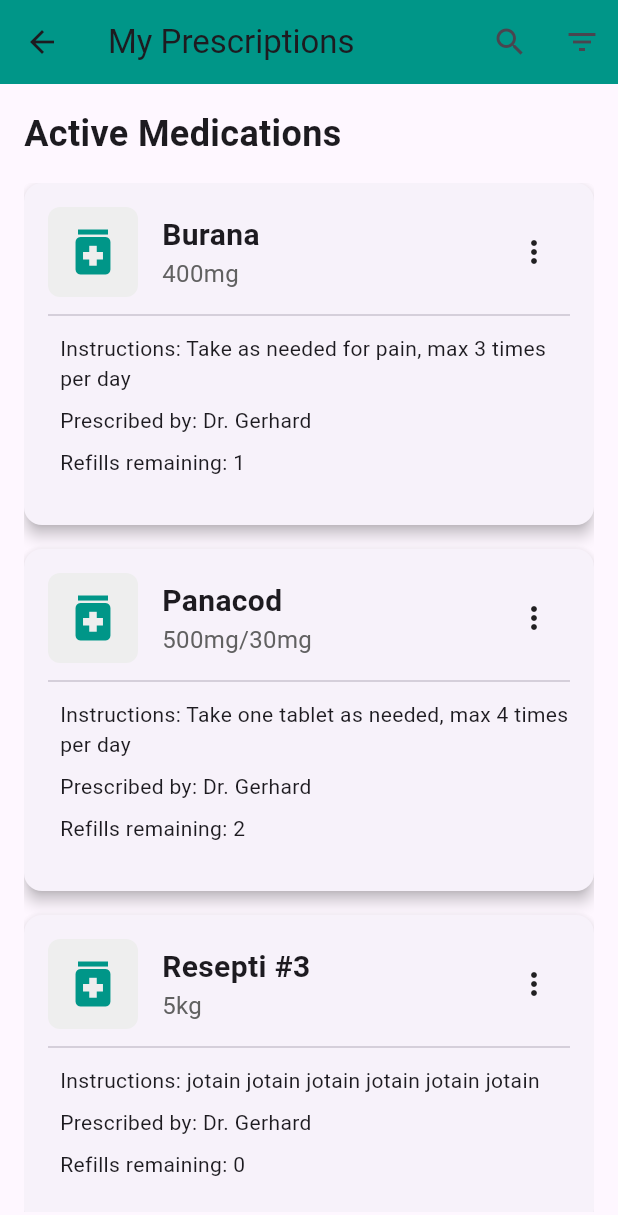
After one commit to Jarwesbub/healthcare_superplatform, a Flutter app: the screen it shows after launch, after a tap on "Prescribed medicine", on a phone screen of 412 x 824 dp. The commit adds this screen. Shown: the top 1215 px of the screen. Run offline on Flutter 3.47's test engine with Material 3 defaults, Android fonts, the phone set to English and light mode, and no system bars; our stand-ins replace flutter_svg, font_awesome_flutter, shared_preferences.

Commit message:
alkeellinen resepti sivu ja resepti lääkkeet

```diff
--- /dev/null
+++ b/lib/models/medication.dart
@@ -0,0 +1,21 @@
+class Medication {
+  final String name;
+  final String dosage;
+  final String instructions;
+  final String prescribedBy;
+  final DateTime prescriptionDate;
+  final DateTime expirationDate;
+  final DateTime refillDate;
+  final int remainingRefills;
+
+  Medication({
+    required this.name,
+    required this.dosage,
+    required this.instructions,
+    required this.prescribedBy,
+    required this.prescriptionDate,
+    required this.expirationDate,
+    required this.refillDate,
+    required this.remainingRefills,
+  });
+}
--- a/lib/pages/home_page.dart
+++ b/lib/pages/home_page.dart
@@ -6,6 +6,7 @@ import 'package:healthcare_superplatform/pages/test_page.dart';
 import 'package:healthcare_superplatform/widgets/websites_widget.dart';
 import 'package:healthcare_superplatform/pages/calculator_page.dart';
 import 'package:healthcare_superplatform/pages/self_diagnose/self_diagnose.dart';
+import 'package:healthcare_superplatform/pages/prescriptions_page.dart';
 
 class HomePage extends StatefulWidget {
   const HomePage({super.key});
@@ -77,6 +78,11 @@ class _HomePageState extends State<HomePage> {
                 'Visual body presentation',
                 const BodyPresentation(),
               ),
+              _homePageItem(
+                context,
+                'Prescribed medicine',
+                const PrescriptionsPage(),
+              ),
             ],
           );
         },
--- /dev/null
+++ b/lib/pages/prescriptions_page.dart
@@ -0,0 +1,58 @@
+import 'package:flutter/material.dart';
+import '../models/medication.dart';
+import '../services/medication_data_service.dart';
+import '../widgets/medication_card.dart';
+
+class PrescriptionsPage extends StatelessWidget {
+  const PrescriptionsPage({Key? key}) : super(key: key);
+
+  @override
+  Widget build(BuildContext context) {
+    final List<Medication> medications = DummyDataService.getMedications();
+
+    return Scaffold(
+      appBar: AppBar(
+        title: const Text('My Prescriptions'),
+        backgroundColor: Colors.teal,
+        actions: [
+          IconButton(
+            icon: const Icon(Icons.search),
+            onPressed: () {
+              //Search (joskus)
+            },
+          ),
+          IconButton(
+            icon: const Icon(Icons.filter_list),
+            onPressed: () {
+              //Filter (joskus)
+            },
+          ),
+        ],
+      ),
+      body: Padding(
+        padding: const EdgeInsets.all(16.0),
+        child: Column(
+          crossAxisAlignment: CrossAxisAlignment.start,
+          children: [
+            const Text(
+              'Active Medications',
+              style: TextStyle(
+                fontSize: 24,
+                fontWeight: FontWeight.bold,
+              ),
+            ),
+            const SizedBox(height: 16),
+            Expanded(
+              child: ListView.builder(
+                itemCount: medications.length,
+                itemBuilder: (context, index) {
+                  return MedicationCard(medication: medications[index]);
+                },
+              ),
+            ),
+          ],
+        ),
+      ),
+    );
+  }
+}
--- /dev/null
+++ b/lib/services/medication_data_service.dart
@@ -0,0 +1,48 @@
+import '../models/medication.dart';
+
+class DummyDataService {
+  static List<Medication> getMedications() {
+    return [
+          Medication(
+            name: "Burana",
+            dosage: "400mg",
+            instructions: "Take as needed for pain, max 3 times per day",
+            prescribedBy: "Dr. Gerhard",
+            prescriptionDate: DateTime.now().subtract(const Duration(days: 10)),
+            refillDate: DateTime.now().add(const Duration(days: 20)),
+            expirationDate: DateTime.now().add(const Duration(days: 180)),
+            remainingRefills: 1,
+          ),
+          Medication(
+            name: "Panacod",
+            dosage: "500mg/30mg",
+            instructions: "Take one tablet as needed, max 4 times per day",
+            prescribedBy: "Dr. Gerhard",
+            prescriptionDate: DateTime.now().subtract(const Duration(days: 5)),
+            refillDate: DateTime.now().add(const Duration(days: 25)),
+            expirationDate: DateTime.now().add(const Duration(days: 365)),
+            remainingRefills: 2,
+          ),
+          Medication(
+            name: "Resepti #3",
+            dosage: "5kg",
+            instructions: "jotain jotain jotain jotain jotain jotain",
+            prescribedBy: "Dr. Gerhard",
+            prescriptionDate: DateTime.now().subtract(const Duration(days: 2)),
+            refillDate: DateTime.now().add(const Duration(days: 8)),
+            expirationDate: DateTime.now().add(const Duration(days: 730)),
+            remainingRefills: 0,
+          ),
+          Medication(
+            name: "Resepti #4",
+            dosage: "1kg",
+            instructions: "jotain jotain jotain jotain jotain jotain",
+            prescribedBy: "Dr. Gerhard",
+            prescriptionDate: DateTime.now().subtract(const Duration(days: 20)),
+            refillDate: DateTime.now().add(const Duration(days: 40)),
+            expirationDate: DateTime.now().add(const Duration(days: 540)),
+            remainingRefills: 3,
+          ),
+    ];
+  }
+}
--- /dev/null
+++ b/lib/widgets/medication_card.dart
@@ -0,0 +1,142 @@
+import 'package:flutter/material.dart';
+import '../models/medication.dart';
+import 'package:intl/intl.dart';
+
+class MedicationCard extends StatelessWidget {
+  final Medication medication;
+
+  const MedicationCard({
+    Key? key,
+    required this.medication,
+  }) : super(key: key);
+
+  @override
+  Widget build(BuildContext context) {
+    final bool needsRefill = medication.refillDate.difference(DateTime.now()).inDays <= 3;
+
+    return Card(
+      margin: const EdgeInsets.only(bottom: 16.0),
+      elevation: 4,
+      shape: RoundedRectangleBorder(
+        borderRadius: BorderRadius.circular(12),
+      ),
+      child: Padding(
+        padding: const EdgeInsets.all(16.0),
+        child: Column(
+          crossAxisAlignment: CrossAxisAlignment.start,
+          children: [
+            Row(
+              children: [
+                Container(
+                  width: 60,
+                  height: 60,
+                  decoration: BoxDecoration(
+                    color: Colors.grey.shade200,
+                    borderRadius: BorderRadius.circular(8),
+                  ),
+                  child: const Icon(
+                    Icons.medication,
+                    size: 40,
+                    color: Colors.teal,
+                  ),
+                ),
+                const SizedBox(width: 16),
+                Expanded(
+                  child: Column(
+                    crossAxisAlignment: CrossAxisAlignment.start,
+                    children: [
+                      Text(
+                        medication.name,
+                        style: const TextStyle(
+                          fontSize: 20,
+                          fontWeight: FontWeight.bold,
+                        ),
+                      ),
+                      Text(
+                        medication.dosage,
+                        style: TextStyle(
+                          fontSize: 16,
+                          color: Colors.grey.shade700,
+                        ),
+                      ),
+                    ],
+                  ),
+                ),
+                PopupMenuButton(
+                  icon: const Icon(Icons.more_vert),
+                  itemBuilder: (context) => [
+                    const PopupMenuItem(
+                      value: 'details',
+                      child: Text('View Details'),
+                    ),
+                    const PopupMenuItem(
+                      value: 'refill',
+                      child: Text('Request Refill'),
+                    ),
+                  ],
+                  onSelected: (value) {
+                    //Joku hieno valikointi menu jos jaksaa
+                  },
+                ),
+              ],
+            ),
+            const Divider(height: 24),
+            Padding(
+              padding: const EdgeInsets.only(left: 8.0),
+              child: Column(
+                crossAxisAlignment: CrossAxisAlignment.start,
+                children: [
+                  Text(
+                    'Instructions: ${medication.instructions}',
+                    style: const TextStyle(fontSize: 14),
+                  ),
+                  const SizedBox(height: 8),
+                  Text(
+                    'Prescribed by: ${medication.prescribedBy}',
+                    style: const TextStyle(fontSize: 14),
+                  ),
+                  const SizedBox(height: 8),
+                  Text(
+                    'Refills remaining: ${medication.remainingRefills}',
+                    style: const TextStyle(fontSize: 14),
+                  ),
+                ],
+              ),
+            ),
+            const SizedBox(height: 16),
+            if (needsRefill)
+              Container(
+                padding: const EdgeInsets.symmetric(
+                  horizontal: 12,
+                  vertical: 6,
+                ),
+                decoration: BoxDecoration(
+                  color: Colors.red.shade100,
+                  borderRadius: BorderRadius.circular(12),
+                  border: Border.all(color: Colors.red.shade300),
+                ),
+                child: Row(
+                  mainAxisSize: MainAxisSize.min,
+                  children: [
+                    Icon(
+                      Icons.warning_amber_rounded,
+                      size: 18,
+                      color: Colors.red.shade700,
+                    ),
+                    const SizedBox(width: 4),
+                    Text(
+                      'Refill by ${DateFormat('MMM d, yyyy').format(medication.refillDate)}',
+                      style: TextStyle(
+                        color: Colors.red.shade700,
+                        fontWeight: FontWeight.w500,
+                      ),
+                    ),
+                  ],
+                ),
+              ),
+          ],
+        ),
+      ),
+    );
+  }
+}
--- a/pubspec.yaml
+++ b/pubspec.yaml
@@ -44,6 +44,7 @@ dependencies:
   path_provider: ^2.1.5
   flutter_svg: ^2.0.17
   font_awesome_flutter: ^10.8.0
+  intl: ^0.18.0
 
 dev_dependencies:
   flutter_test:
```
Also changed, not shown: pubspec.lock.
